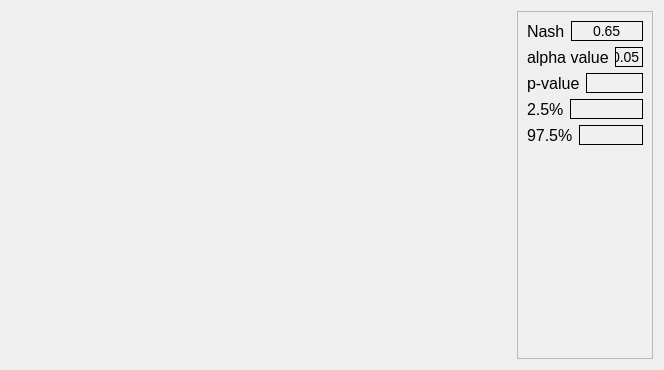
The window that ui/fiteval_hydrograph.ui (Inigobarbe/VFSMOD-GUI) describes before a commit, drawn with Qt 5.
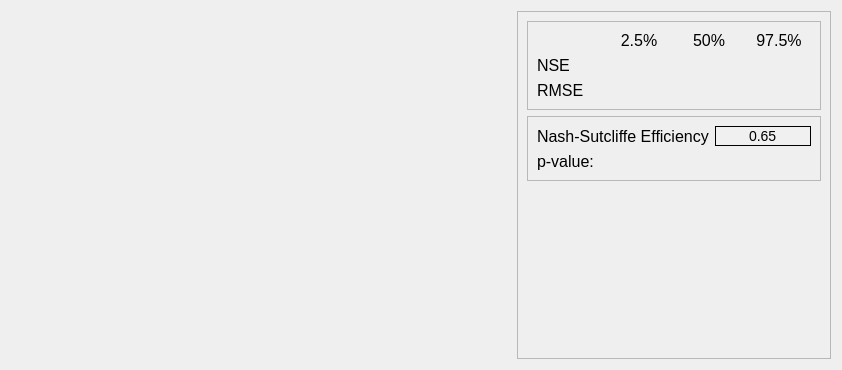
The same window after the commit.

Patch:
```diff
--- a/ui/fiteval_hydrograph.ui
+++ b/ui/fiteval_hydrograph.ui
@@ -6,7 +6,7 @@
    <rect>
     <x>0</x>
     <y>0</y>
-    <width>664</width>
+    <width>842</width>
     <height>370</height>
    </rect>
   </property>
@@ -141,70 +141,144 @@
      <property name="frameShadow">
       <enum>QFrame::Raised</enum>
      </property>
+     <layout class="QGridLayout" name="gridLayout_4">
+      <item row="0" column="0">
+       <widget class="QFrame" name="frame_3">
+        <property name="frameShape">
+         <enum>QFrame::StyledPanel</enum>
+        </property>
+        <property name="frameShadow">
+         <enum>QFrame::Raised</enum>
+        </property>
      <layout class="QGridLayout" name="gridLayout_2">
+         <item row="1" column="1">
+          <widget class="QLabel" name="label_8">
+           <property name="text">
+            <string/>
+           </property>
+           <property name="alignment">
+            <set>Qt::AlignCenter</set>
+           </property>
+          </widget>
+         </item>
+         <item row="2" column="1">
+          <widget class="QLabel" name="label_9">
+           <property name="text">
+            <string/>
+           </property>
+           <property name="alignment">
+            <set>Qt::AlignCenter</set>
+           </property>
+          </widget>
+         </item>
+         <item row="0" column="1">
+          <widget class="QLabel" name="label_10">
+           <property name="text">
+            <string>2.5%</string>
+           </property>
+           <property name="alignment">
+            <set>Qt::AlignCenter</set>
+           </property>
+          </widget>
+         </item>
+         <item row="0" column="2">
+          <widget class="QLabel" name="label_11">
+           <property name="text">
+            <string>50%</string>
+           </property>
+           <property name="alignment">
+            <set>Qt::AlignCenter</set>
+           </property>
+          </widget>
+         </item>
       <item row="2" column="0">
-       <layout class="QHBoxLayout" name="horizontalLayout_2">
-        <item>
-         <widget class="QLabel" name="label">
+          <widget class="QLabel" name="label_7">
           <property name="text">
-           <string>p-value</string>
-          </property>
-         </widget>
-        </item>
-        <item>
-         <widget class="QLineEdit" name="p_value">
+            <string>RMSE</string>
+           </property>
           <property name="alignment">
-           <set>Qt::AlignCenter</set>
-          </property>
-         </widget>
-        </item>
-       </layout>
+            <set>Qt::AlignLeading|Qt::AlignLeft|Qt::AlignVCenter</set>
+           </property>
+          </widget>
       </item>
       <item row="1" column="0">
-       <layout class="QHBoxLayout" name="horizontalLayout">
-        <item>
-         <widget class="QLabel" name="label_2">
+          <widget class="QLabel" name="label_3">
           <property name="text">
-           <string>alpha value</string>
-          </property>
-         </widget>
-        </item>
-        <item>
-         <widget class="QLineEdit" name="alpha">
-          <property name="text">
-           <string>0.05</string>
+            <string>NSE</string>
           </property>
           <property name="alignment">
-           <set>Qt::AlignCenter</set>
+            <set>Qt::AlignLeading|Qt::AlignLeft|Qt::AlignVCenter</set>
           </property>
          </widget>
         </item>
-       </layout>
-      </item>
-      <item row="4" column="0">
-       <layout class="QHBoxLayout" name="horizontalLayout_4">
-        <item>
-         <widget class="QLabel" name="label_5">
+         <item row="0" column="3">
+          <widget class="QLabel" name="label_12">
           <property name="text">
            <string>97.5%</string>
           </property>
-         </widget>
-        </item>
-        <item>
-         <widget class="QLineEdit" name="maximum">
+           <property name="alignment">
+            <set>Qt::AlignCenter</set>
+           </property>
+          </widget>
+         </item>
+         <item row="1" column="2">
+          <widget class="QLabel" name="label_13">
+           <property name="text">
+            <string/>
+           </property>
+           <property name="alignment">
+            <set>Qt::AlignCenter</set>
+           </property>
+          </widget>
+         </item>
+         <item row="2" column="2">
+          <widget class="QLabel" name="label_14">
+           <property name="text">
+            <string/>
+           </property>
+           <property name="alignment">
+            <set>Qt::AlignCenter</set>
+           </property>
+          </widget>
+         </item>
+         <item row="1" column="3">
+          <widget class="QLabel" name="label_15">
+           <property name="text">
+            <string/>
+           </property>
+           <property name="alignment">
+            <set>Qt::AlignCenter</set>
+           </property>
+          </widget>
+         </item>
+         <item row="2" column="3">
+          <widget class="QLabel" name="label_16">
+           <property name="text">
+            <string/>
+           </property>
           <property name="alignment">
            <set>Qt::AlignCenter</set>
           </property>
          </widget>
         </item>
        </layout>
+       </widget>
       </item>
+      <item row="1" column="0">
+       <widget class="QFrame" name="frame_4">
+        <property name="frameShape">
+         <enum>QFrame::StyledPanel</enum>
+        </property>
+        <property name="frameShadow">
+         <enum>QFrame::Raised</enum>
+        </property>
+        <layout class="QGridLayout" name="gridLayout_3">
       <item row="0" column="0">
        <layout class="QHBoxLayout" name="horizontalLayout_5">
         <item>
          <widget class="QLabel" name="label_6">
           <property name="text">
-           <string>Nash</string>
+              <string>Nash-Sutcliffe Efficiency</string>
           </property>
          </widget>
         </item>
@@ -220,25 +294,17 @@
         </item>
        </layout>
       </item>
-      <item row="3" column="0">
-       <layout class="QHBoxLayout" name="horizontalLayout_3">
-        <item>
-         <widget class="QLabel" name="label_4">
+         <item row="1" column="0">
+          <widget class="QLabel" name="p_value">
           <property name="text">
-           <string>2.5%</string>
-          </property>
-         </widget>
-        </item>
-        <item>
-         <widget class="QLineEdit" name="minimum">
-          <property name="alignment">
-           <set>Qt::AlignCenter</set>
+            <string>p-value:</string>
           </property>
          </widget>
         </item>
        </layout>
+       </widget>
       </item>
-      <item row="5" column="0">
+      <item row="2" column="0">
        <spacer name="verticalSpacer">
         <property name="orientation">
          <enum>Qt::Vertical</enum>
```
Lines whose indentation alone changed are shown as unchanged.
